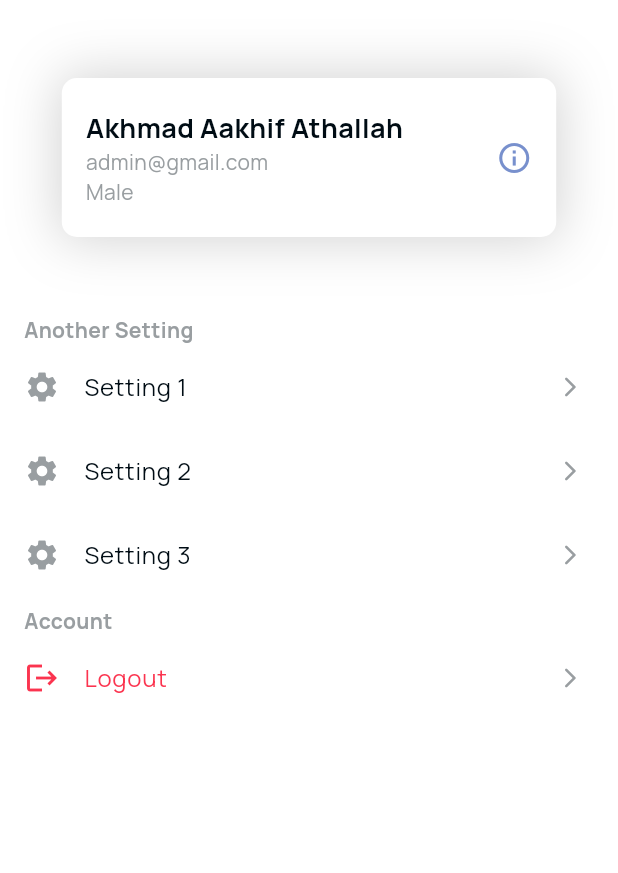
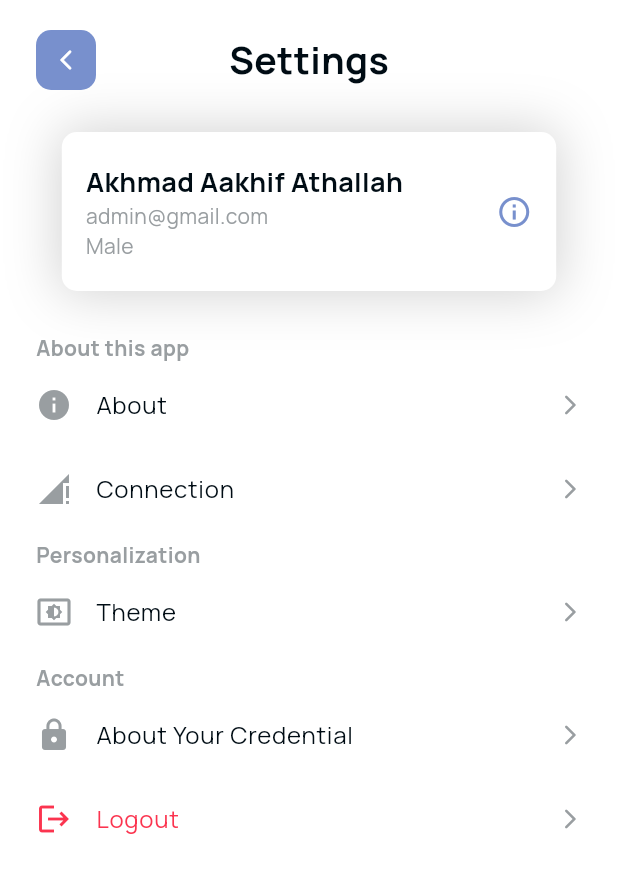
Before and after one commit to Khip01/sistem-kesehatan-flutter, a Flutter app: the SettingPage screen opened directly, on a phone screen of 412 x 824 dp. Shown: the top 873 px of the screen. Run offline on Flutter 3.47's test engine with Material 3 defaults, Android fonts, the phone set to English and light mode, and no system bars; our stand-ins replace bloc, dartz, flutter_bloc, flutter_svg, freezed_annotation, go_router and 1 more; accounts and stored records are empty.

Commit message:
feat: implement appbar with back button widget
implement appbar and change some setting display

```diff
--- a/lib/presentation/pages/setting/setting_page.dart
+++ b/lib/presentation/pages/setting/setting_page.dart
@@ -5,6 +5,7 @@ import 'package:sistem_kesehatan_flutter/presentation/extension/extension.dart';
 import 'package:sistem_kesehatan_flutter/presentation/widgets/spacer_height.dart';
 
 import '../../blocs/auth/auth_bloc.dart';
+import '../../widgets/appbar_with_back.dart';
 
 class SettingPage extends StatelessWidget {
   const SettingPage({super.key});
@@ -19,56 +20,29 @@ class SettingPage extends StatelessWidget {
           child: Column(
             crossAxisAlignment: CrossAxisAlignment.center,
             children: [
+              const SpacerHeight(spaceHeight: 20),
+              AppbarWithBack(
+                appBarTitleColor: custBlackColor,
+                appBarTitleText: "Settings",
+                buttonBackColor: custSecondaryColor,
+                buttonBackIconColor: custWhiteColor,
+                buttonOnTapAction: () => context.goNamed('base'),
+              ),
               const SpacerHeight(spaceHeight: 12),
               _cardUserInfo(context, () => context.goNamed('user_info')),
               const SpacerHeight(spaceHeight: 12),
               Column(
                 crossAxisAlignment: CrossAxisAlignment.start,
                 children: [
-                  Padding(
-                    padding: const EdgeInsets.only(left: 16),
-                    child: Text(
-                      "Another Setting",
-                      style: TextStyle(
-                        fontSize: bodyTextSize,
-                        fontWeight: FontWeight.bold,
-                        color: custGreyColor,
-                      ),
-                    ),
-                  ),
-                  _listTileItem(
-                      context,
-                      "Setting 1",
-                      Icons.settings,
-                      (){},
-                      false
-                  ),
-                  _listTileItem(
-                      context,
-                      "Setting 2",
-                      Icons.settings,
-                      (){},
-                      false
-                  ),
-                  _listTileItem(
-                      context,
-                      "Setting 3",
-                      Icons.settings,
-                      (){},
-                      false
-                  ),
+                  _listTileTitle("About this app"),
+                  _listTileItem(context, "About", Icons.info, (){}, false),
+                  _listTileItem(context, "Connection", Icons.signal_cellular_connected_no_internet_4_bar, (){}, false),
                   const SpacerHeight(spaceHeight: 6),
-                  Padding(
-                    padding: const EdgeInsets.only(left: 16),
-                    child: Text(
-                      "Account",
-                      style: TextStyle(
-                        fontSize: bodyTextSize,
-                        fontWeight: FontWeight.bold,
-                        color: custGreyColor,
-                      ),
-                    ),
-                  ),
+                  _listTileTitle("Personalization"),
+                  _listTileItem(context, "Theme", Icons.settings_display, (){}, false),
+                  const SpacerHeight(spaceHeight: 6),
+                  _listTileTitle("Account"),
+                  _listTileItem(context, "About Your Credential", Icons.lock, (){}, false),
                   BlocListener<AuthBloc, AuthState>(
                     listener: (context, state) {
                       state.maybeWhen(
@@ -86,13 +60,8 @@ class SettingPage extends StatelessWidget {
                         orElse: () {},
                       );
                     },
-                    child: _listTileItem(
-                      context,
-                      "Logout",
-                      Icons.logout,
-                      () => context.read<AuthBloc>().add(const AuthEvent.logout()),
-                      true,
-                    ),
+                    child: _listTileItem(context, "Logout", Icons.logout,
+                      () => context.read<AuthBloc>().add(const AuthEvent.logout()), true,),
                   ),
                 ],
               ),
@@ -105,7 +74,7 @@ class SettingPage extends StatelessWidget {
 
   Widget _cardUserInfo(BuildContext context, Function() onTapAction) {
     return Padding(
-      padding: const EdgeInsets.symmetric(vertical: 40),
+      padding: const EdgeInsets.symmetric(vertical: 16),
       child: InkWell(
         borderRadius: BorderRadius.circular(10),
         onTap: onTapAction,
@@ -164,9 +133,24 @@ class SettingPage extends StatelessWidget {
     );
   }
 
+  Widget _listTileTitle(String titleText){
+    return Padding(
+      padding: const EdgeInsets.only(left: 24),
+      child: Text(
+        titleText,
+        style: TextStyle(
+          fontSize: bodyTextSize,
+          fontWeight: FontWeight.bold,
+          color: custGreyColor,
+        ),
+      ),
+    );
+  }
+
   Widget _listTileItem(
       BuildContext context, String listTileTitle, IconData listTileIcon, Function() onTapAction, bool isDanger) {
     return ListTile(
+      contentPadding: const EdgeInsets.symmetric(horizontal: 24),
       leading: Icon(listTileIcon, color: isDanger ? custRedErrorColor : custGreyColor,),
       title: Text(
         listTileTitle,
--- a/lib/presentation/pages/setting/user_info_page.dart
+++ b/lib/presentation/pages/setting/user_info_page.dart
@@ -1,5 +1,7 @@
 import 'package:flutter/material.dart';
+import 'package:go_router/go_router.dart';
 import 'package:sistem_kesehatan_flutter/presentation/extension/extension.dart';
+import 'package:sistem_kesehatan_flutter/presentation/widgets/appbar_with_back.dart';
 import 'package:sistem_kesehatan_flutter/presentation/widgets/spacer_height.dart';
 
 class UserInfoPage extends StatelessWidget {
@@ -25,6 +27,14 @@ class UserInfoPage extends StatelessWidget {
             SafeArea(
               child: Column(
                 children: [
+                  const SpacerHeight(spaceHeight: 20),
+                  AppbarWithBack(
+                      appBarTitleColor: custWhiteColor,
+                      appBarTitleText: "Profile",
+                      buttonBackColor: custWhiteColor,
+                      buttonBackIconColor: custSecondaryColor,
+                      buttonOnTapAction: () => context.goNamed('setting'),
+                  ),
                   const SpacerHeight(spaceHeight: 20),
                   Container(
                     margin: const EdgeInsets.symmetric(horizontal: 24),
```
